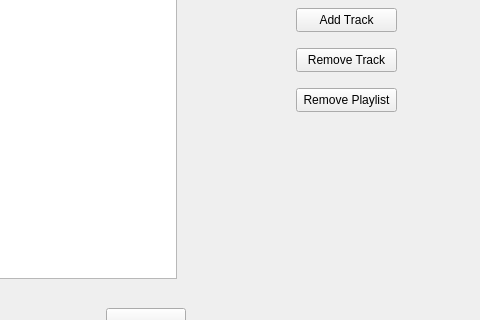
JonathanDeininger/EDAQT_24, file mainwindow.ui: the form before one commit; both pictures show x 664 to 1144 and y 142 to 462 of the 1144 by 607 pixel window.
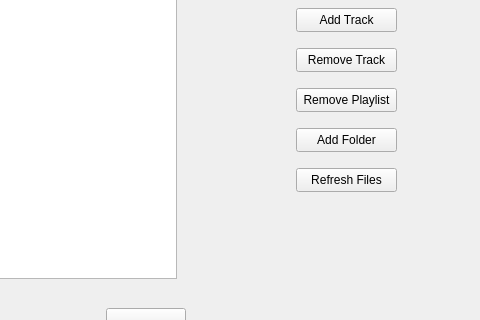
The form after the commit. Icons and pictures are not drawn.

Commit message: noch ein, zwei buttons mehr?

Diff of the .ui file:
```diff
--- a/mainwindow.ui
+++ b/mainwindow.ui
@@ -250,6 +250,32 @@
      <string>Remove Playlist</string>
     </property>
    </widget>
+   <widget class="QPushButton" name="AddFolder">
+    <property name="geometry">
+     <rect>
+      <x>960</x>
+      <y>270</y>
+      <width>101</width>
+      <height>24</height>
+     </rect>
+    </property>
+    <property name="text">
+     <string>Add Folder</string>
+    </property>
+   </widget>
+   <widget class="QPushButton" name="RefreshFiles">
+    <property name="geometry">
+     <rect>
+      <x>960</x>
+      <y>310</y>
+      <width>101</width>
+      <height>24</height>
+     </rect>
+    </property>
+    <property name="text">
+     <string>Refresh Files</string>
+    </property>
+   </widget>
   </widget>
   <widget class="QMenuBar" name="menubar">
    <property name="geometry">
```
The commit also changes 19 other files.
